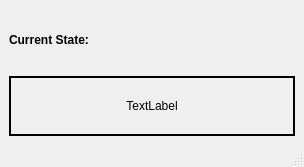
First picture: the form in modules/feedbackcontroller/widget/feedbackcontroller.ui, repository tud-hri/joan, before the edit.
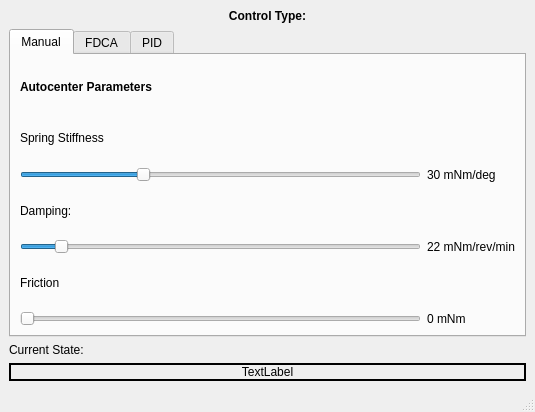
Second picture: the form after the edit.

Commit message: New Feedbackcontroller structure

What changed in the file:
```diff
--- a/modules/feedbackcontroller/widget/feedbackcontroller.ui
+++ b/modules/feedbackcontroller/widget/feedbackcontroller.ui
@@ -6,8 +6,8 @@
    <rect>
     <x>0</x>
     <y>0</y>
-    <width>304</width>
-    <height>167</height>
+    <width>535</width>
+    <height>412</height>
    </rect>
   </property>
   <property name="windowTitle">
@@ -15,38 +15,163 @@
   </property>
   <widget class="QWidget" name="centralwidget">
    <layout class="QGridLayout" name="gridLayout_2">
+    <item row="3" column="0">
+     <widget class="QLabel" name="lblState">
+      <property name="frameShape">
+       <enum>QFrame::Box</enum>
+      </property>
+      <property name="lineWidth">
+       <number>2</number>
+      </property>
+      <property name="text">
+       <string>TextLabel</string>
+      </property>
+      <property name="alignment">
+       <set>Qt::AlignCenter</set>
+      </property>
+     </widget>
+    </item>
     <item row="0" column="0">
-     <layout class="QGridLayout" name="gridLayout">
-      <item row="0" column="0">
-       <widget class="QLabel" name="lblStatetitle">
-        <property name="font">
-         <font>
-          <weight>75</weight>
-          <bold>true</bold>
-         </font>
-        </property>
-        <property name="text">
-         <string>Current State:</string>
-        </property>
-       </widget>
-      </item>
-      <item row="1" column="0">
-       <widget class="QLabel" name="lblState">
-        <property name="frameShape">
-         <enum>QFrame::Box</enum>
-        </property>
-        <property name="lineWidth">
-         <number>2</number>
-        </property>
-        <property name="text">
-         <string>TextLabel</string>
-        </property>
-        <property name="alignment">
-         <set>Qt::AlignCenter</set>
-        </property>
-       </widget>
-      </item>
-     </layout>
+     <widget class="QLabel" name="lblControltype">
+      <property name="font">
+       <font>
+        <weight>75</weight>
+        <bold>true</bold>
+       </font>
+      </property>
+      <property name="text">
+       <string>Control Type:</string>
+      </property>
+      <property name="alignment">
+       <set>Qt::AlignCenter</set>
+      </property>
+     </widget>
+    </item>
+    <item row="1" column="0">
+     <widget class="QTabWidget" name="tabWidget">
+      <property name="currentIndex">
+       <number>0</number>
+      </property>
+      <widget class="QWidget" name="tab">
+       <attribute name="title">
+        <string>Manual</string>
+       </attribute>
+       <layout class="QGridLayout" name="gridLayout_3">
+        <item row="1" column="0">
+         <layout class="QGridLayout" name="gridLayout">
+          <item row="1" column="0">
+           <widget class="QLabel" name="lblSpringtitle">
+            <property name="text">
+             <string>Spring Stiffness</string>
+            </property>
+           </widget>
+          </item>
+          <item row="2" column="1">
+           <widget class="QLabel" name="lblSpring">
+            <property name="text">
+             <string>30 mNm/deg</string>
+            </property>
+           </widget>
+          </item>
+          <item row="4" column="0">
+           <widget class="QSlider" name="sliderDamping">
+            <property name="maximum">
+             <number>250</number>
+            </property>
+            <property name="sliderPosition">
+             <number>22</number>
+            </property>
+            <property name="orientation">
+             <enum>Qt::Horizontal</enum>
+            </property>
+           </widget>
+          </item>
+          <item row="2" column="0">
+           <widget class="QSlider" name="sliderSpring">
+            <property name="maximum">
+             <number>100</number>
+            </property>
+            <property name="sliderPosition">
+             <number>30</number>
+            </property>
+            <property name="orientation">
+             <enum>Qt::Horizontal</enum>
+            </property>
+           </widget>
+          </item>
+          <item row="5" column="0">
+           <widget class="QLabel" name="lblFrictiontitle">
+            <property name="text">
+             <string>Friction</string>
+            </property>
+           </widget>
+          </item>
+          <item row="3" column="0">
+           <widget class="QLabel" name="lblDampingtitle">
+            <property name="text">
+             <string>Damping:</string>
+            </property>
+           </widget>
+          </item>
+          <item row="0" column="0">
+           <widget class="QLabel" name="lblAutocentertitle">
+            <property name="font">
+             <font>
+              <weight>75</weight>
+              <bold>true</bold>
+             </font>
+            </property>
+            <property name="text">
+             <string>Autocenter Parameters</string>
+            </property>
+           </widget>
+          </item>
+          <item row="6" column="0">
+           <widget class="QSlider" name="sliderFriction">
+            <property name="maximum">
+             <number>500</number>
+            </property>
+            <property name="orientation">
+             <enum>Qt::Horizontal</enum>
+            </property>
+           </widget>
+          </item>
+          <item row="4" column="1">
+           <widget class="QLabel" name="lblDamping">
+            <property name="text">
+             <string>22 mNm/rev/min</string>
+            </property>
+           </widget>
+          </item>
+          <item row="6" column="1">
+           <widget class="QLabel" name="lblFriction">
+            <property name="text">
+             <string>0 mNm</string>
+            </property>
+           </widget>
+          </item>
+         </layout>
+        </item>
+       </layout>
+      </widget>
+      <widget class="QWidget" name="tab_2">
+       <attribute name="title">
+        <string>FDCA</string>
+       </attribute>
+      </widget>
+      <widget class="QWidget" name="tab_3">
+       <attribute name="title">
+        <string>PID</string>
+       </attribute>
+      </widget>
+     </widget>
+    </item>
+    <item row="2" column="0">
+     <widget class="QLabel" name="lblStatetitle">
+      <property name="text">
+       <string>Current State:</string>
+      </property>
+     </widget>
     </item>
    </layout>
   </widget>
```
Left out of the diff: 2 changed lines with no effect on the pictures. The commit also changes 2 other files.
